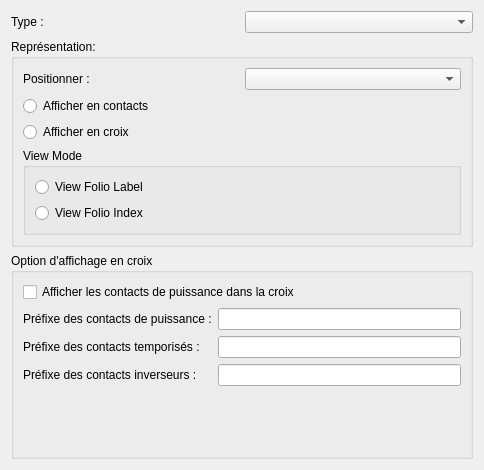
The window that sources/ui/xrefpropertieswidget.ui (qelectrotech/qelectrotech-source-mirror) describes before a commit, drawn with Qt 5.
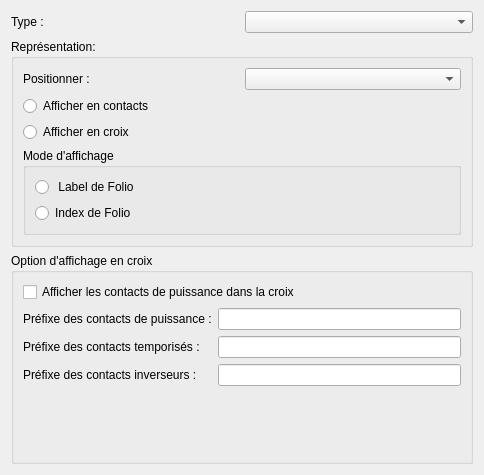
The same window after the commit.

Commit message: Translate to French widgets

Patch:
```diff
--- a/sources/ui/xrefpropertieswidget.ui
+++ b/sources/ui/xrefpropertieswidget.ui
@@ -7,7 +7,7 @@
     <x>0</x>
     <y>0</y>
     <width>484</width>
-    <height>470</height>
+    <height>475</height>
    </rect>
   </property>
   <property name="windowTitle">
@@ -75,13 +75,13 @@
         <item>
          <widget class="QGroupBox" name="groupBox">
           <property name="title">
-           <string>View Mode</string>
+           <string>Mode d'affichage</string>
           </property>
           <layout class="QVBoxLayout" name="verticalLayout_6">
            <item>
             <widget class="QRadioButton" name="m_display_folio_label_rb">
              <property name="text">
-              <string>View Folio Label</string>
+              <string> Label de Folio</string>
              </property>
              <property name="autoExclusive">
               <bool>true</bool>
@@ -91,7 +91,7 @@
            <item>
             <widget class="QRadioButton" name="m_display_folio_index_rb">
              <property name="text">
-              <string>View Folio Index</string>
+              <string>Index de Folio </string>
              </property>
              <property name="autoExclusive">
               <bool>true</bool>
```
The commit also changes 2 other files.
